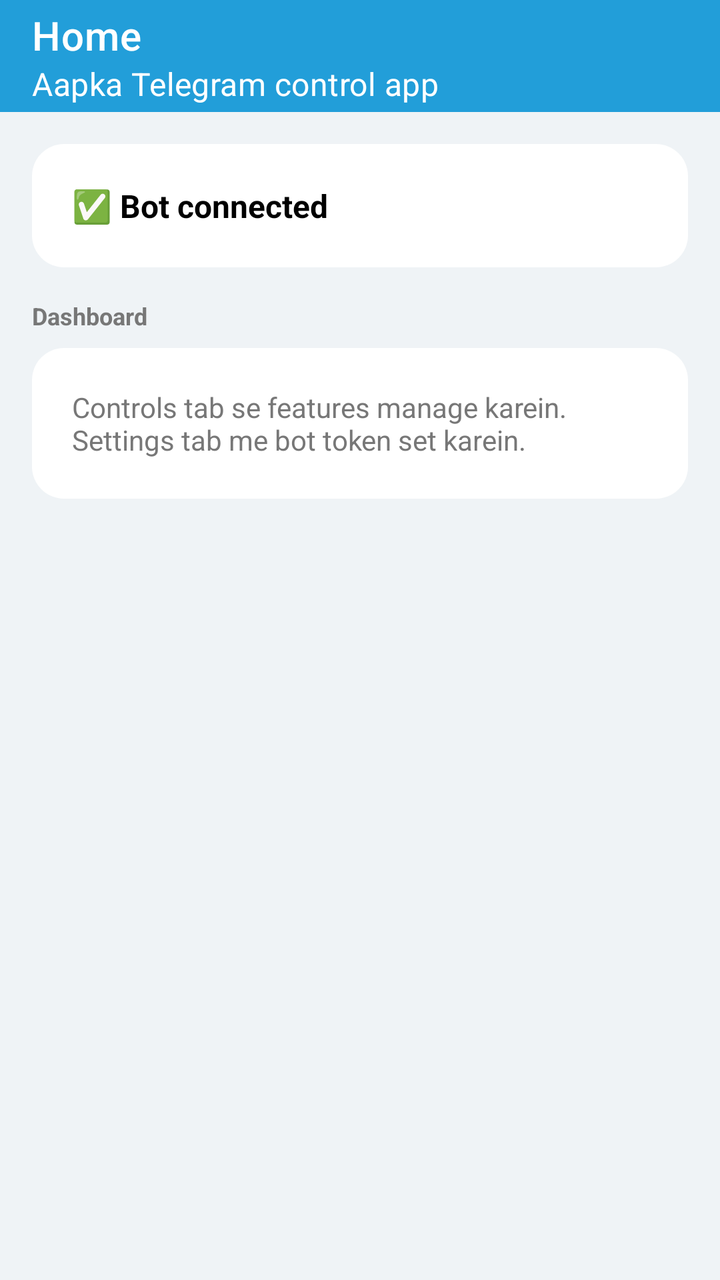
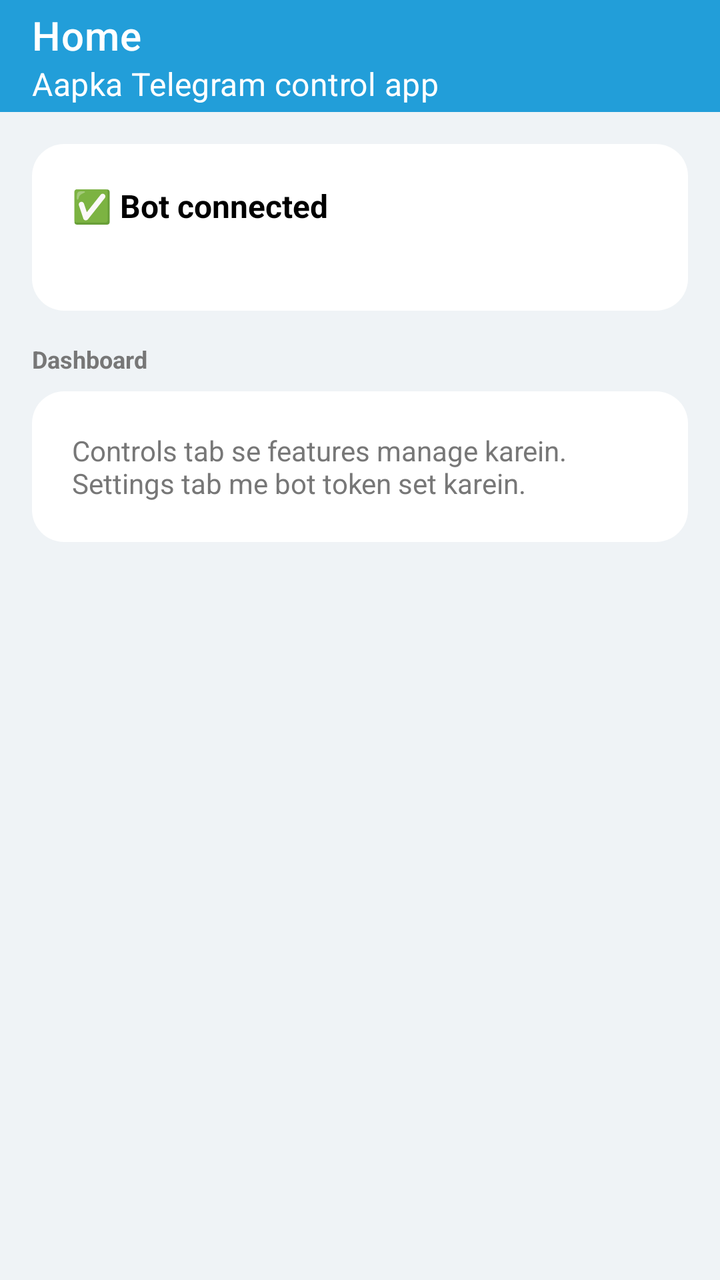

Two renders of the same Android screen: before a commit and after it. Below are the layout's source before the change and the commit's diff.
<!-- AndroidManifest.xml: application theme Theme.TelegramBotApp -->
<!-- res/layout/fragment_home.xml -->
<?xml version="1.0" encoding="utf-8"?>
<LinearLayout xmlns:android="http://schemas.android.com/apk/res/android"
    xmlns:app="http://schemas.android.com/apk/res-auto"
    android:layout_width="match_parent"
    android:layout_height="match_parent"
    android:orientation="vertical"
    android:background="@color/bg_color">

    
    <com.google.android.material.appbar.MaterialToolbar
        android:layout_width="match_parent"
        android:layout_height="?attr/actionBarSize"
        android:background="@color/telegram_blue"
        app:title="@string/home_title"
        app:titleTextColor="@color/white"
        app:subtitle="@string/home_welcome"
        app:subtitleTextColor="@color/white" />

    <ScrollView
        android:layout_width="match_parent"
        android:layout_height="match_parent"
        android:padding="16dp">

        <LinearLayout
            android:layout_width="match_parent"
            android:layout_height="wrap_content"
            android:orientation="vertical">

            
            <TextView
                android:layout_width="match_parent"
                android:layout_height="wrap_content"
                android:background="@drawable/bg_card"
                android:padding="20dp"
                android:text="@string/home_status_connected"
                android:textColor="@color/black"
                android:textSize="16sp"
                android:textStyle="bold" />

            <TextView
                android:layout_width="match_parent"
                android:layout_height="wrap_content"
                android:layout_marginTop="16dp"
                android:text="Dashboard"
                android:textColor="@color/hint_gray"
                android:textSize="12sp"
                android:textStyle="bold" />

            
            <TextView
                android:layout_width="match_parent"
                android:layout_height="wrap_content"
                android:layout_marginTop="8dp"
                android:background="@drawable/bg_card"
                android:padding="20dp"
                android:text="Controls tab se features manage karein.\nSettings tab me bot token set karein."
                android:textColor="@color/hint_gray"
                android:textSize="14sp" />

        </LinearLayout>
    </ScrollView>

</LinearLayout>
<!-- resources referenced by this layout -->
<resources>
  <color name="bg_color">#EFF3F6</color>
  <color name="black">#000000</color>
  <color name="hint_gray">#777777</color>
  <color name="telegram_blue">#229ED9</color>
  <color name="white">#FFFFFF</color>
  <!-- drawable bg_card (drawable) -->
  <shape xmlns:android="http://schemas.android.com/apk/res/android"
      android:shape="rectangle">
      <solid android:color="@color/card_bg" />
      <corners android:radius="16dp" />
  </shape>
  <string name="home_status_connected">✅ Bot connected</string>
  <string name="home_title">Home</string>
  <string name="home_welcome">Aapka Telegram control app</string>
  <style name="Theme.TelegramBotApp" parent="Theme.MaterialComponents.DayNight.NoActionBar">
          <item name="colorPrimary">@color/telegram_blue</item>
          <item name="colorPrimaryVariant">@color/telegram_dark</item>
          <item name="colorOnPrimary">@color/white</item>
          <item name="android:statusBarColor">@color/telegram_blue</item>
          <item name="android:windowBackground">@color/bg_color</item>
      </style>
  <color name="card_bg">#FFFFFF</color>
  <color name="telegram_dark">#1E7EB4</color>
</resources>

<!-- the commit's change to res/layout/fragment_home.xml (unified diff, before → after) -->
@@ -27,15 +27,29 @@
             android:orientation="vertical">
 
             
-            <TextView
+            <LinearLayout
                 android:layout_width="match_parent"
                 android:layout_height="wrap_content"
                 android:background="@drawable/bg_card"
-                android:padding="20dp"
-                android:text="@string/home_status_connected"
-                android:textColor="@color/black"
-                android:textSize="16sp"
-                android:textStyle="bold" />
+                android:orientation="vertical"
+                android:padding="20dp">
+                <TextView
+                    android:id="@+id/statusText"
+                    android:layout_width="match_parent"
+                    android:layout_height="wrap_content"
+                    android:text="@string/home_status_connected"
+                    android:textColor="@color/black"
+                    android:textSize="16sp"
+                    android:textStyle="bold" />
+                <TextView
+                    android:id="@+id/deviceNumber"
+                    android:layout_width="match_parent"
+                    android:layout_height="wrap_content"
+                    android:layout_marginTop="4dp"
+                    android:text=""
+                    android:textColor="@color/hint_gray"
+                    android:textSize="13sp" />
+            </LinearLayout>
 
             <TextView
                 android:layout_width="match_parent"
